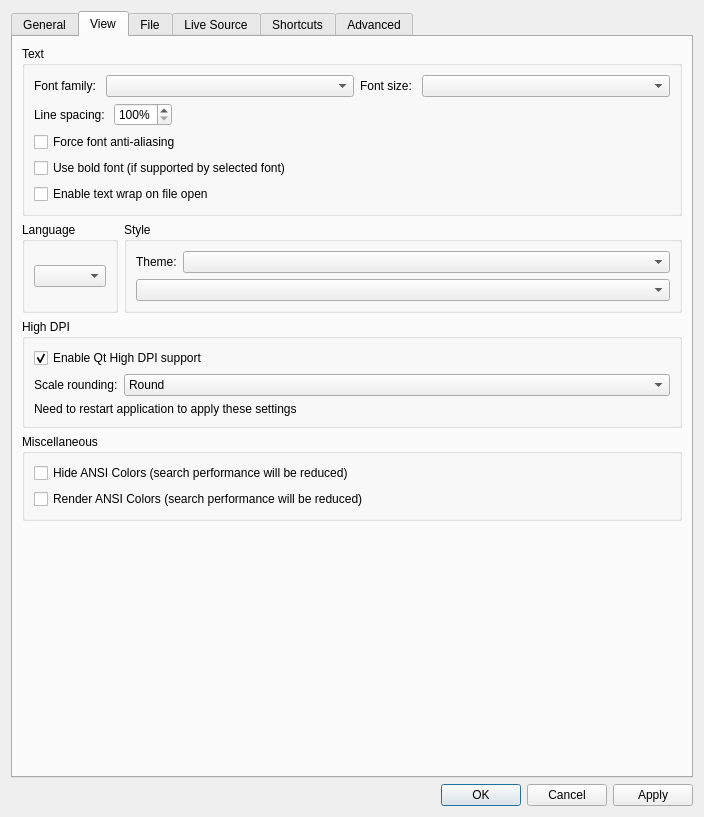
ZEACENT/klogg, file src/ui/include/optionsdialog.ui: the form before one commit.
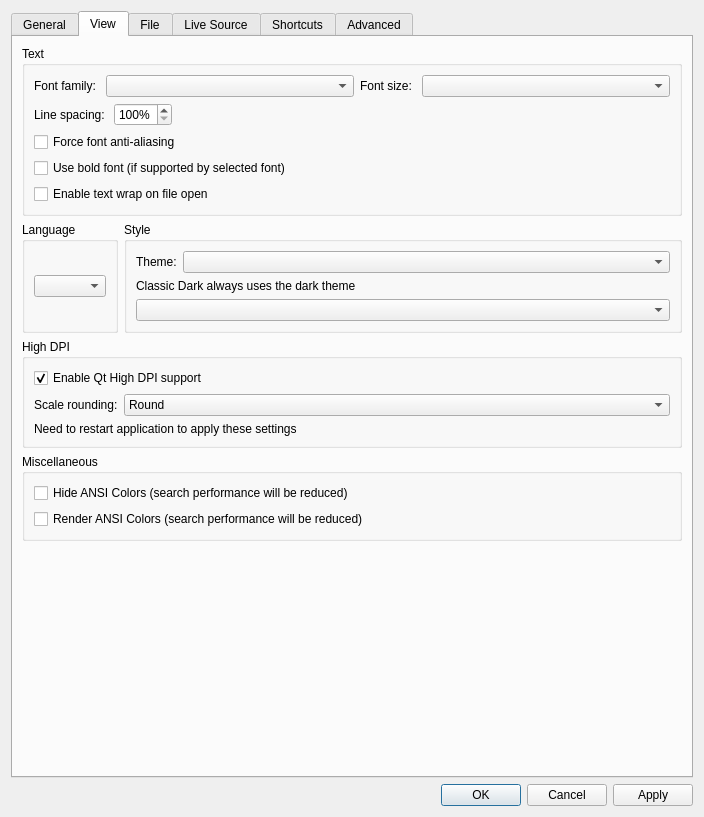
The form after the commit. The open tabs and pages were chosen to show the change.

Commit message: Fix CI stability on master + keep Classic Dark enabled (#51) (#52)

The edit to the form file:
```diff
--- a/src/ui/include/optionsdialog.ui
+++ b/src/ui/include/optionsdialog.ui
@@ -412,6 +412,13 @@
               </item>
              </layout>
             </item>
+            <item>
+             <widget class="QLabel" name="themeModeHintLabel">
+              <property name="text">
+               <string>Classic Dark always uses the dark theme</string>
+              </property>
+             </widget>
+            </item>
             <item>
              <widget class="QComboBox" name="styleComboBox"/>
             </item>
```
The commit also changes 19 other files.
